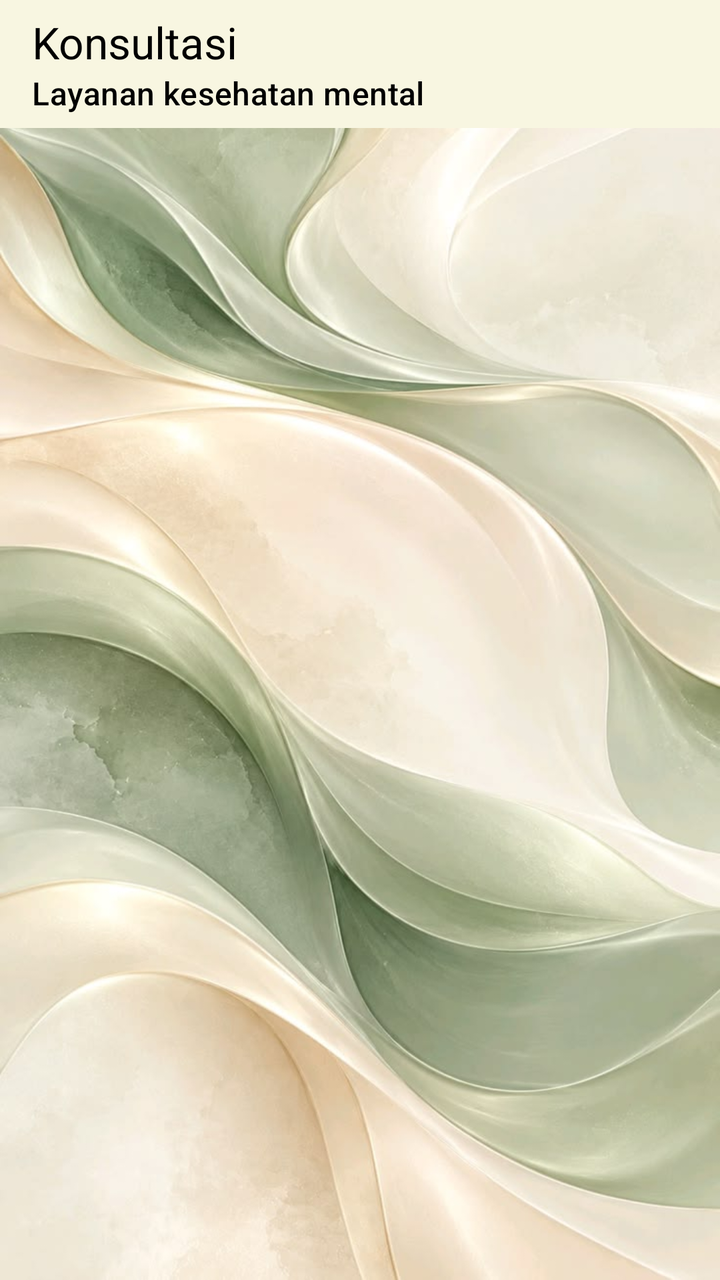
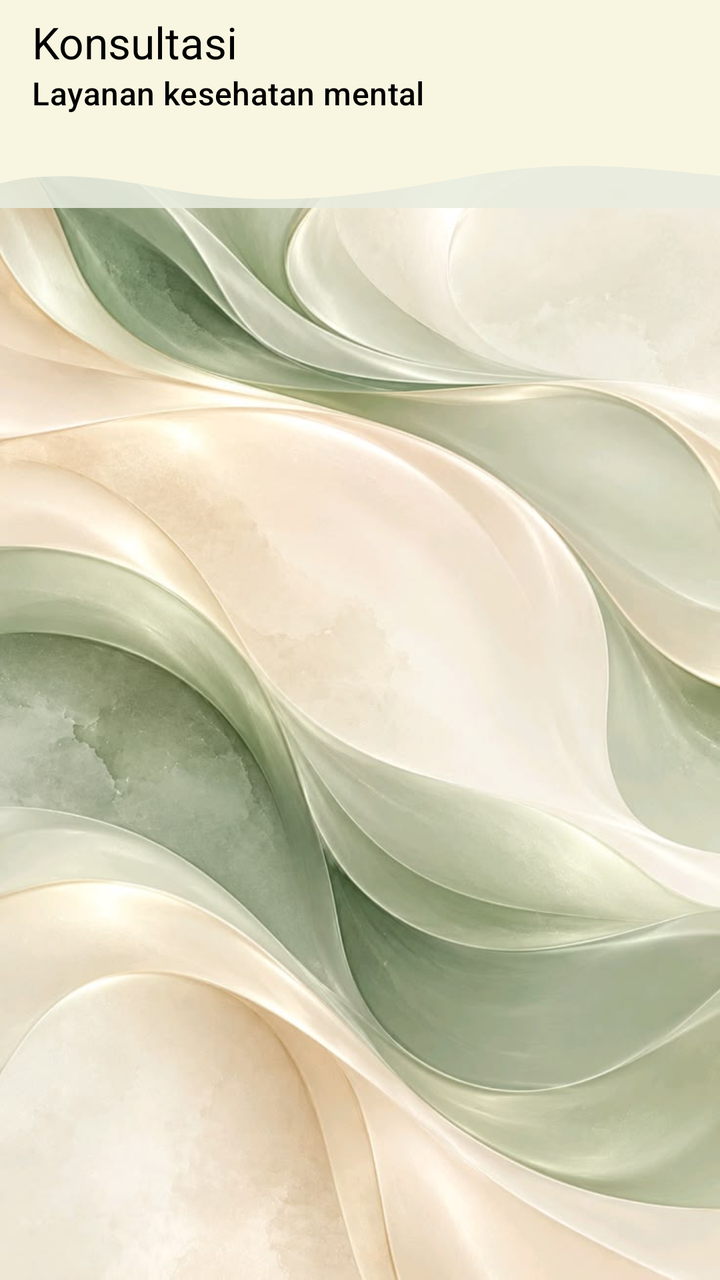

Two renders of the same Android screen: before a commit and after it. Below are the layout's source before the change and the commit's diff.
<!-- AndroidManifest.xml: application theme Theme.Nadini_3TIB -->
<!-- res/layout/fragment_message.xml -->
<?xml version="1.0" encoding="utf-8"?>
<androidx.coordinatorlayout.widget.CoordinatorLayout
    xmlns:android="http://schemas.android.com/apk/res/android"
    xmlns:app="http://schemas.android.com/apk/res-auto"
    xmlns:tools="http://schemas.android.com/tools"
    android:layout_width="match_parent"
    android:layout_height="match_parent"
    android:background="@drawable/pp2"
    tools:context=".Message.MessageFragment">


    <com.google.android.material.appbar.AppBarLayout
        android:id="@+id/appBarLayout"
        android:layout_width="match_parent"
        android:layout_height="wrap_content"
        android:background="#DDE8EDDF"
        android:theme="@style/ThemeOverlay.AppCompat.Light"
        android:elevation="2dp">

        <androidx.appcompat.widget.Toolbar
            android:id="@+id/toolbar"
            android:layout_width="match_parent"
            android:layout_height="?attr/actionBarSize"
            android:background="@color/kuning"
            app:title="Konsultasi"
            app:subtitle="Layanan kesehatan mental"
            app:titleTextColor="@color/black"
            app:subtitleTextColor="@color/black"
            app:layout_scrollFlags="scroll|enterAlways">

        </androidx.appcompat.widget.Toolbar>

    </com.google.android.material.appbar.AppBarLayout>


    <ListView
        android:id="@+id/listMessageItems"
        android:layout_width="match_parent"
        android:layout_height="match_parent"
        android:background="@android:color/transparent"
        android:divider="@android:color/transparent"
        android:dividerHeight="0dp"
        android:paddingStart="12dp"
        android:paddingEnd="12dp"
        android:clipToPadding="false"
        app:layout_behavior="@string/appbar_scrolling_view_behavior" />

</androidx.coordinatorlayout.widget.CoordinatorLayout>
<!-- resources referenced by this layout -->
<resources>
  <color name="black">#FF000000</color>
  <color name="kuning">#F8F6E1</color>
  <!-- drawable pp2: jpg bitmap (drawable, 66113 bytes) -->
  <style name="Theme.Nadini_3TIB" parent="Base.Theme.Nadini_3TIB" />
  <style name="Base.Theme.Nadini_3TIB" parent="Theme.Material3.DayNight.NoActionBar">
      </style>
</resources>

<!-- the commit's change to res/layout/fragment_message.xml (unified diff, before → after) -->
@@ -30,6 +30,11 @@
 
         </androidx.appcompat.widget.Toolbar>
 
+        <View
+            android:layout_width="match_parent"
+            android:layout_height="40dp"
+            android:background="@drawable/bg_header_wave" />
+
     </com.google.android.material.appbar.AppBarLayout>
 
 
<!-- resource entries referenced after the edit -->
@@ -2,6 +2,26 @@
 <resources>
   <color name="black">#FF000000</color>
   <color name="kuning">#F8F6E1</color>
+  <!-- drawable bg_header_wave (drawable) -->
+  <?xml version="1.0" encoding="utf-8"?>
+  <vector xmlns:android="http://schemas.android.com/apk/res/android"
+      android:width="360dp"
+      android:height="75dp"
+      android:viewportWidth="360"
+      android:viewportHeight="75">
+  
+      <path
+          android:fillColor="#F8F6E1"
+          android:pathData="
+              M0,0
+              H360
+              V45
+              C310,35 280,30 235,45
+              C180,65 135,75 85,58
+              C45,42 20,42 0,52
+              Z" />
+  
+  </vector>
   <!-- drawable pp2: jpg bitmap (drawable, 66113 bytes) -->
   <style name="Theme.Nadini_3TIB" parent="Base.Theme.Nadini_3TIB" />
   <style name="Base.Theme.Nadini_3TIB" parent="Theme.Material3.DayNight.NoActionBar">
